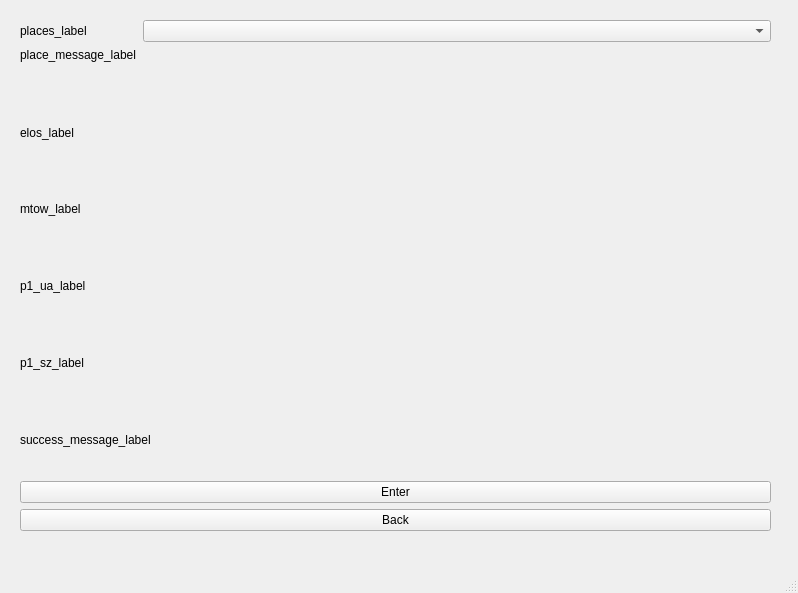
ssjh96/FYP_UAV_Reliability_Calculator, file UI/FYP_3.ui: the form before one commit.
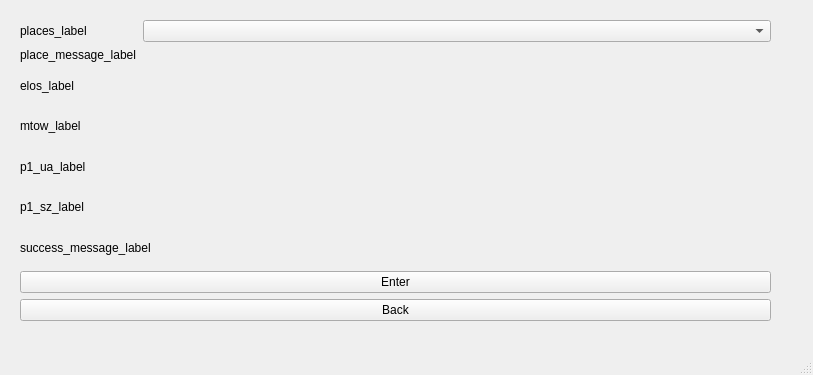
The form after the commit.

```diff
--- a/UI/FYP_3.ui
+++ b/UI/FYP_3.ui
@@ -6,8 +6,8 @@
    <rect>
     <x>0</x>
     <y>0</y>
-    <width>798</width>
-    <height>593</height>
+    <width>813</width>
+    <height>375</height>
    </rect>
   </property>
   <property name="windowTitle">
@@ -20,7 +20,7 @@
       <x>20</x>
       <y>20</y>
       <width>751</width>
-      <height>511</height>
+      <height>301</height>
      </rect>
     </property>
     <layout class="QVBoxLayout" name="verticalLayout_2">
```
Left out of the diff: 2 changed lines with no effect on the pictures.
